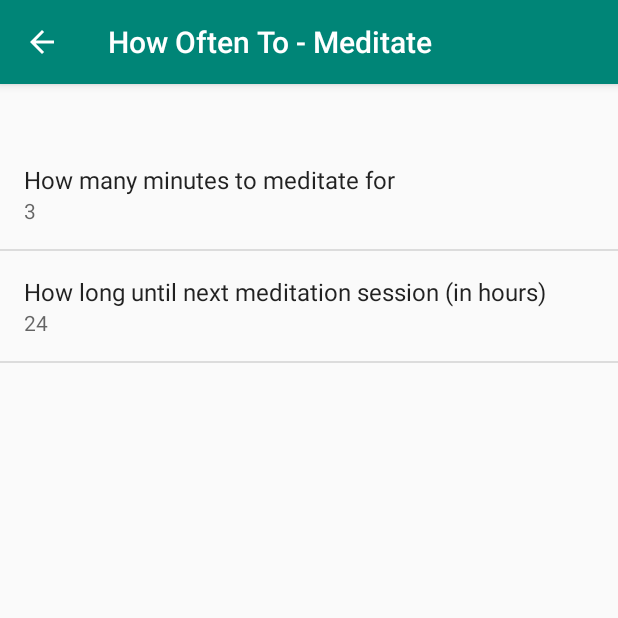
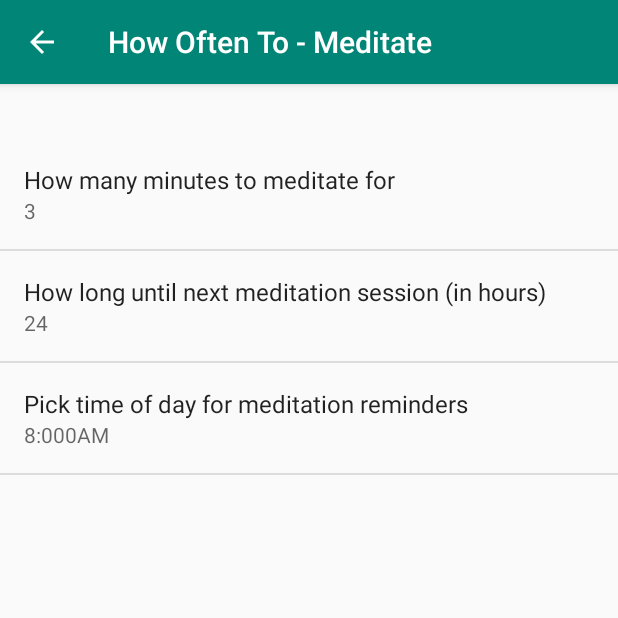
Before and after one commit to Hereiam123/Meditation-Reminder, an Android app: the SettingsPrefActivity screen opened directly, with no data from a screen before it, on a phone screen of 412 x 824 dp, the top half of it. Run offline under Robolectric (Android 15) with nearby library versions, the phone set to English and light mode, and no system bars.

Commit message:
Editing time values to display correctly in preferences, TimePreference widget returns military time and minutes as single digits if 1-9 value

```diff
--- a/app/src/main/java/com/briandemaio/meditationreminder/SettingsPrefActivity.java
+++ b/app/src/main/java/com/briandemaio/meditationreminder/SettingsPrefActivity.java
@@ -6,7 +6,10 @@ import android.preference.ListPreference;
 import android.preference.Preference;
 import android.preference.PreferenceFragment;
 import android.preference.PreferenceManager;
+import android.util.Log;
 import android.view.MenuItem;
+
+import java.sql.Time;
 
 public class SettingsPrefActivity extends AppCompatPreferenceActivity {
 
@@ -29,6 +32,8 @@ public class SettingsPrefActivity extends AppCompatPreferenceActivity {
             bindPreferenceSummaryToValue(findPreference(getString(R.string.meditation_length)));
 
             bindPreferenceSummaryToValue(findPreference(getString(R.string.meditation_timer)));
+
+            bindPreferenceSummaryToValue(findPreference(getString(R.string.time_reminder)));
         }
     }
 
@@ -42,10 +47,18 @@ public class SettingsPrefActivity extends AppCompatPreferenceActivity {
 
     private static void bindPreferenceSummaryToValue(Preference preference) {
         preference.setOnPreferenceChangeListener(sBindPreferenceSummaryToValueListener);
-        sBindPreferenceSummaryToValueListener.onPreferenceChange(preference,
-                PreferenceManager
-                        .getDefaultSharedPreferences(preference.getContext())
-                        .getInt(preference.getKey(), 0));
+        if (preference instanceof TimePreference) {
+            sBindPreferenceSummaryToValueListener.onPreferenceChange(preference,
+                    PreferenceManager
+                            .getDefaultSharedPreferences(preference.getContext())
+                            .getString(preference.getKey(), "8:00"));
+        }
+        else {
+            sBindPreferenceSummaryToValueListener.onPreferenceChange(preference,
+                    PreferenceManager
+                            .getDefaultSharedPreferences(preference.getContext())
+                            .getInt(preference.getKey(), 0));
+        }
     }
 
     /**
@@ -70,6 +83,37 @@ public class SettingsPrefActivity extends AppCompatPreferenceActivity {
                                 : null);
 
             }
+            else if (preference instanceof TimePreference) {
+                // For list preferences, look up the correct display value in
+                // the preference's 'entries' list.
+                String[] time = stringValue.split(":");
+                String hour = time[0];
+                String minute = time[1];
+                String timeOfDay;
+
+                //Need to parse out hour and minute values, as what is returned from the TimePreference
+                //is military time, or minute values are only single digits if 1-9
+                if(Integer.parseInt(hour)>12){
+                    hour = String.valueOf(Integer.parseInt(hour) - 12);
+                    timeOfDay = "PM";
+                }
+                else if(Integer.parseInt(hour)==12 || Integer.parseInt(hour)==0){
+                    hour = "12";
+                    timeOfDay = "PM";
+                    if(Integer.parseInt(hour)==0){
+                        timeOfDay="AM";
+                    }
+                }
+                else{
+                    timeOfDay = "AM";
+                }
+
+                if(Integer.parseInt(minute)<10){
+                    minute = "0"+minute;
+                }
+
+                preference.setSummary(hour+":"+minute+timeOfDay);
+            }
             else if (preference instanceof EditTextPreference) {
                 if (preference.getKey().equals("key_gallery_name")) {
 
--- a/app/src/main/java/com/briandemaio/meditationreminder/TimePreference.java
+++ b/app/src/main/java/com/briandemaio/meditationreminder/TimePreference.java
@@ -79,7 +79,7 @@ public class TimePreference extends DialogPreference {
 
         if (restoreValue) {
             if (defaultValue == null) {
-                time = getPersistedString("06:00");
+                time = getPersistedString("06:00AM");
             } else {
                 time = getPersistedString(defaultValue.toString());
             }
--- a/app/src/main/res/values/strings.xml
+++ b/app/src/main/res/values/strings.xml
@@ -31,4 +31,5 @@
 
     <string name="meditation_length">Meditation Length</string>
     <string name="meditation_timer">Meditation Timer</string>
+    <string name="time_reminder">Time Reminder</string>
 </resources>
--- a/app/src/main/res/xml/pref_main.xml
+++ b/app/src/main/res/xml/pref_main.xml
@@ -9,5 +9,8 @@
             android:defaultValue="24"
             android:key="@string/meditation_timer"
             android:title="How long until next meditation session (in hours)" />
+        <com.briandemaio.meditationreminder.TimePreference
+            android:key="@string/time_reminder"
+            android:title="Pick time of day for meditation reminders"/>
     </PreferenceCategory>
 </PreferenceScreen>
```
